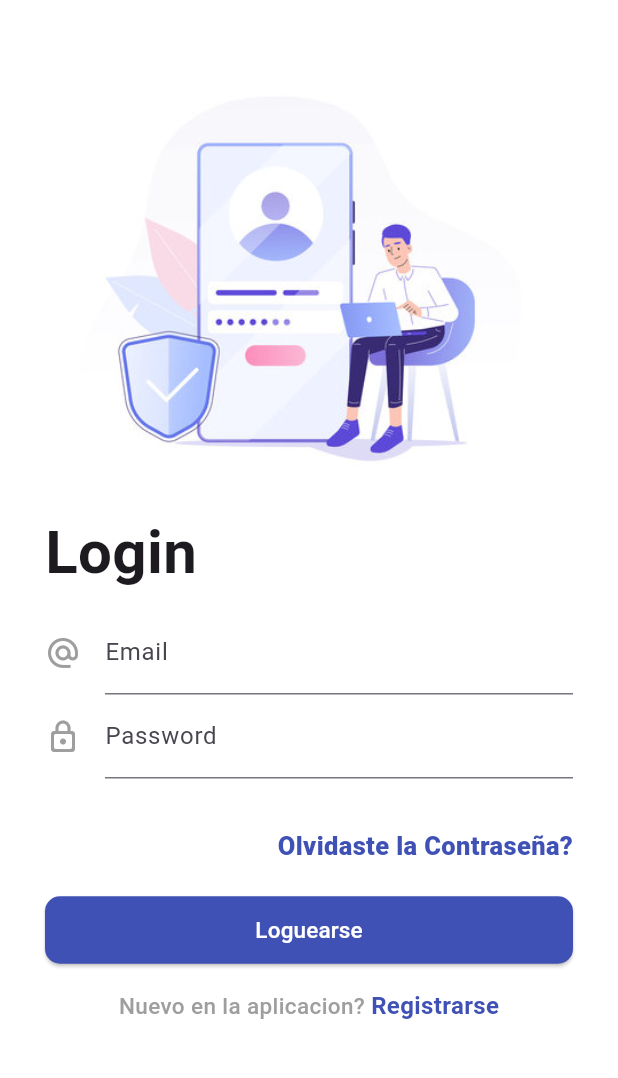
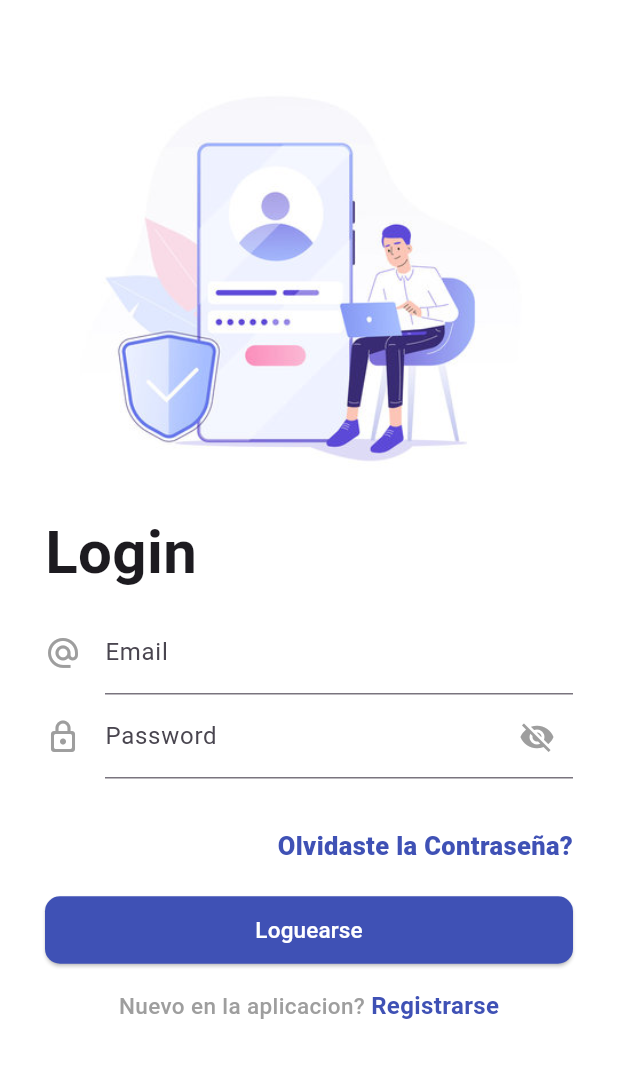
Before and after one commit to Jonatndm/marketplace_segundamano, a Flutter app: the screen it shows after launch, on a phone screen of 412 x 824 dp, the part 73-1151 px from its top. Run offline on Flutter 3.47's test engine with Material 3 defaults, Android fonts, the phone set to English and light mode, and no system bars; our stand-ins replace carousel_slider, geolocator, image_picker, pin_code_fields, shared_preferences, socket_io_client; Roboto replaces fonts that are missing (Poppins).

```diff
--- /dev/null
+++ b/marketplace/lib/chat/time_helper.dart
@@ -0,0 +1 @@
+// TODO Implement this library.
--- a/marketplace/lib/views/auth/login_screen.dart
+++ b/marketplace/lib/views/auth/login_screen.dart
@@ -20,6 +20,8 @@ class LoginScreenState extends State<LoginScreen> {
   final AuthRepository _authRepository = AuthRepository();
   bool _isLoading = false;
 
+  bool _obscurePassword = true;
+
   void _login() async {
     final email = emailController.text;
     final password = passwordController.text;
@@ -35,16 +37,20 @@ class LoginScreenState extends State<LoginScreen> {
 
     try {
       final authProvider = Provider.of<AuthProvider>(context, listen: false);
-      final authData = await _authRepository.login(email, password, authProvider);
+      final authData = await _authRepository.login(
+        email,
+        password,
+        authProvider,
+      );
       if (authData != null) {
         // Navegar a la pantalla de inicio
         if (mounted) {
           Navigator.pushReplacementNamed(context, Routes.home);
         }
       } else {
-        ScaffoldMessenger.of(
-          context,
-        ).showSnackBar(SnackBar(content: Text('Email y/o Contraseña incorrecta')));
+        ScaffoldMessenger.of(context).showSnackBar(
+          SnackBar(content: Text('Email y/o Contraseña incorrecta')),
+        );
       }
     } catch (error) {
       if (mounted) {
@@ -63,7 +69,10 @@ class LoginScreenState extends State<LoginScreen> {
   Widget build(BuildContext context) {
     return Scaffold(
       appBar: AppBar(
-        title: Text("ReMarket", style: TextStyle(fontSize: 32, fontWeight: FontWeight.bold)),
+        title: Text(
+          "ReMarket",
+          style: TextStyle(fontSize: 32, fontWeight: FontWeight.bold),
+        ),
         backgroundColor: Colors.white,
         automaticallyImplyLeading: false,
       ),
@@ -117,13 +126,26 @@ class LoginScreenState extends State<LoginScreen> {
                             controller: emailController,
                           ),
                           TextFormField(
-                            obscureText: true,
+                            obscureText: _obscurePassword,
                             decoration: InputDecoration(
                               icon: const Icon(
                                 Icons.lock_outline_rounded,
                                 color: Colors.grey,
                               ),
                               labelText: 'Password',
+                              suffixIcon: IconButton(
+                                icon: Icon(
+                                  _obscurePassword
+                                      ? Icons.visibility_off
+                                      : Icons.visibility,
+                                  color: Colors.grey,
+                                ),
+                                onPressed: () {
+                                  setState(() {
+                                    _obscurePassword = !_obscurePassword;
+                                  });
+                                },
+                              ),
                             ),
                             controller: passwordController,
                           ),
@@ -168,7 +190,7 @@ class LoginScreenState extends State<LoginScreen> {
                         shape: RoundedRectangleBorder(
                           borderRadius: BorderRadius.circular(10),
                         ),
-                        backgroundColor: Colors.indigo
+                        backgroundColor: Colors.indigo,
                       ),
                       child:
                           _isLoading
@@ -177,8 +199,8 @@ class LoginScreenState extends State<LoginScreen> {
                                 "Loguearse",
                                 style: TextStyle(
                                   fontSize: 15,
-                                  color: Colors.white
-                                  ),
+                                  color: Colors.white,
+                                ),
                               ),
                     ),
                     const SizedBox(height: 15),
--- /dev/null
+++ b/marketplace/lib/views/product/publish_product_screen.dart
@@ -0,0 +1 @@
+// TODO Implement this library.
```
Also changed, not shown: marketplace/lib/views/chat/chat_detail_screen.dart (+14 -16 lines), marketplace/lib/views/chat/time_helper.dart (added, +16 -0 lines), marketplace/lib/views/product/product_publish.dart (+28 -15 lines), 1 other file.
